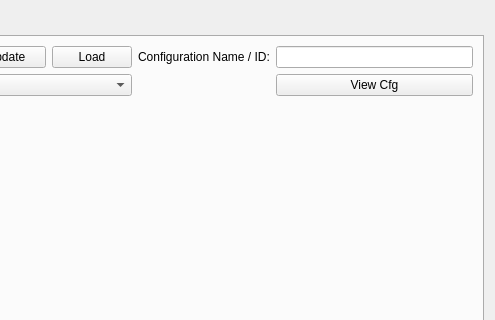
First picture: the form in movingwire/gui/ui/analysiswidget.ui, repository lnls-ima/moving-wire-control, before the edit; both pictures show x 305 to 800 and y 0 to 320 of the 800 by 600 pixel window.
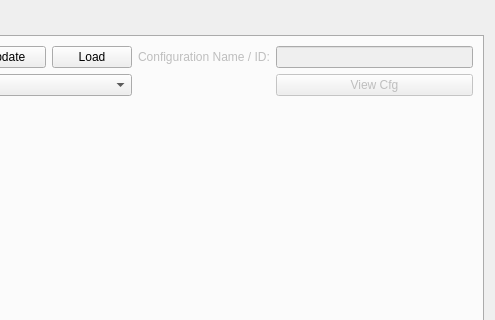
Second picture: the form after the edit. Icons and pictures are not drawn.

```diff
--- a/movingwire/gui/ui/analysiswidget.ui
+++ b/movingwire/gui/ui/analysiswidget.ui
@@ -74,6 +74,9 @@
       <layout class="QGridLayout" name="gridLayout_2">
        <item row="0" column="2">
         <widget class="QLineEdit" name="le_cfg_name">
+         <property name="enabled">
+          <bool>false</bool>
+         </property>
          <property name="readOnly">
           <bool>true</bool>
          </property>
@@ -81,6 +84,9 @@
        </item>
        <item row="0" column="1">
         <widget class="QLabel" name="label_6">
+         <property name="enabled">
+          <bool>false</bool>
+         </property>
          <property name="text">
           <string>Configuration Name / ID:</string>
          </property>
@@ -88,6 +94,9 @@
        </item>
        <item row="1" column="2">
         <widget class="QPushButton" name="pbt_viewcfg">
+         <property name="enabled">
+          <bool>false</bool>
+         </property>
          <property name="text">
           <string>View Cfg</string>
          </property>
@@ -451,7 +460,7 @@
       <attribute name="title">
        <string>Integral Maps</string>
       </attribute>
-      <widget class="QWidget" name="">
+      <widget class="QWidget" name="layoutWidget">
        <property name="geometry">
         <rect>
          <x>10</x>
```
